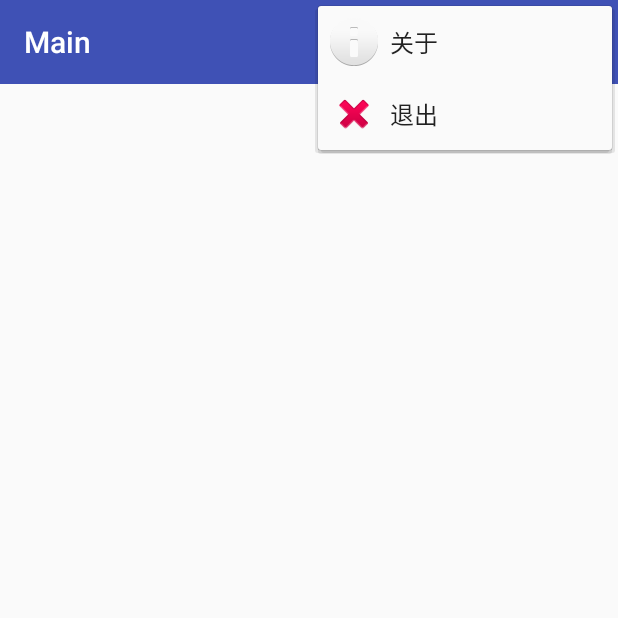
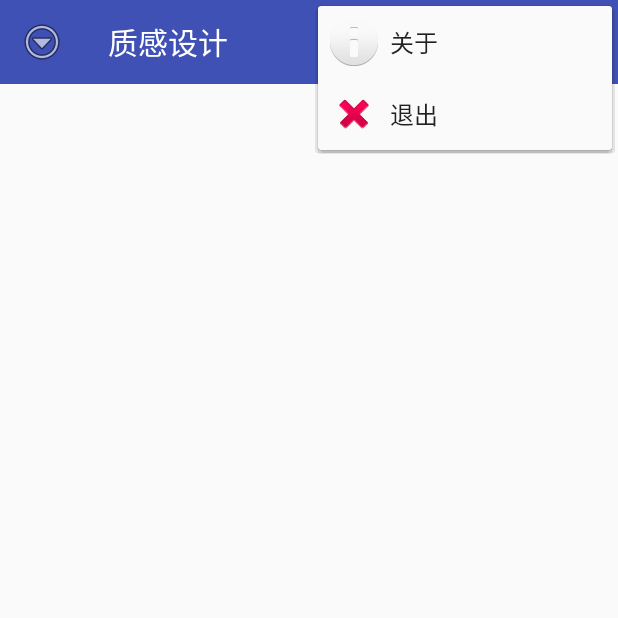
Before and after one commit to yh1393369/MaterialDesignTest, an Android app: the screen it shows after launch (MainActivity), with the options menu open, on a phone screen of 412 x 824 dp, the top half of it. Run offline under Robolectric (Android 15) with nearby library versions, the phone set to English and light mode, and no system bars; our stand-ins replace CircleImageView.

Commit message:
DrawerLayout+NavigationView

```diff
--- a/app/build.gradle
+++ b/app/build.gradle
@@ -27,4 +27,6 @@ dependencies {
     compile 'com.android.support:appcompat-v7:24.2.1'
     compile 'com.android.support.constraint:constraint-layout:1.0.2'
     testCompile 'junit:junit:4.12'
+    compile 'de.hdodenhof:circleimageview:2.1.0'
+    compile 'com.android.support:design:24.2.1'
 }
--- a/app/src/main/AndroidManifest.xml
+++ b/app/src/main/AndroidManifest.xml
@@ -8,8 +8,7 @@
         android:label="@string/app_name"
         android:supportsRtl="true"
         android:theme="@style/AppTheme">
-        <activity android:name=".MainActivity"
-            android:label="Main">
+        <activity android:name=".MainActivity">
             <intent-filter>
                 <action android:name="android.intent.action.MAIN" />
 
--- a/app/src/main/java/com/rookie/www/materialdesigntest/MainActivity.java
+++ b/app/src/main/java/com/rookie/www/materialdesigntest/MainActivity.java
@@ -1,22 +1,60 @@
 package com.rookie.www.materialdesigntest;
 
 import android.os.Bundle;
+import android.support.annotation.NonNull;
+import android.support.design.widget.NavigationView;
+import android.support.v4.view.GravityCompat;
+import android.support.v4.widget.DrawerLayout;
+import android.support.v7.app.ActionBar;
 import android.support.v7.app.AppCompatActivity;
 import android.support.v7.widget.Toolbar;
 import android.view.Menu;
 import android.view.MenuItem;
+import android.view.View;
 import android.widget.Toast;
 
 import java.lang.reflect.Method;
 
+import de.hdodenhof.circleimageview.CircleImageView;
+
 public class MainActivity extends AppCompatActivity {
+
+
+    private Toolbar tbMain;
+    private DrawerLayout dlMain;
+    private NavigationView nvMain;
 
     @Override
     protected void onCreate(Bundle savedInstanceState) {
         super.onCreate(savedInstanceState);
         setContentView(R.layout.activity_main);
-        Toolbar tbMain = (Toolbar) findViewById(R.id.tbMain);
+        tbMain = (Toolbar) findViewById(R.id.tbMain);
         setSupportActionBar(tbMain);
+        dlMain = (DrawerLayout) findViewById(R.id.dlMain);
+        nvMain = (NavigationView) findViewById(R.id.nvMain);
+        View headerView = nvMain.inflateHeaderView(R.layout.nav_header_main);
+        CircleImageView civNavHeaderMain = (CircleImageView) headerView.findViewById(R.id.civNavHeaderMain);
+        civNavHeaderMain.setOnClickListener(new View.OnClickListener() {
+            @Override
+            public void onClick(View v) {
+                Toast.makeText(MainActivity.this, "显示图片", Toast.LENGTH_SHORT).show();
+                dlMain.closeDrawers();
+            }
+        });
+        nvMain.setItemIconTintList(null);
+        nvMain.setNavigationItemSelectedListener(new NavigationView.OnNavigationItemSelectedListener() {
+            @Override
+            public boolean onNavigationItemSelected(@NonNull MenuItem item) {
+                Toast.makeText(MainActivity.this, "选择了"+item.getTitle(), Toast.LENGTH_SHORT).show();
+                dlMain.closeDrawers();
+                return false;
+            }
+        });
+        ActionBar actionBar = getSupportActionBar();
+        if(actionBar != null){
+            actionBar.setDisplayHomeAsUpEnabled(true);
+            actionBar.setHomeAsUpIndicator(android.R.drawable.ic_menu_more);
+        }
     }
 
     @Override
@@ -35,6 +73,9 @@ public class MainActivity extends AppCompatActivity {
             case R.id.menuItemExit :
                 finish();
                 break;
+            case android.R.id.home :
+                dlMain.openDrawer(GravityCompat.START, true);
+                break;
         }
         return true;
     }
--- a/app/src/main/res/layout/activity_main.xml
+++ b/app/src/main/res/layout/activity_main.xml
@@ -1,10 +1,15 @@
 <?xml version="1.0" encoding="utf-8"?>
-<FrameLayout xmlns:android="http://schemas.android.com/apk/res/android"
+<android.support.v4.widget.DrawerLayout xmlns:android="http://schemas.android.com/apk/res/android"
     xmlns:app="http://schemas.android.com/apk/res-auto"
     xmlns:tools="http://schemas.android.com/tools"
+    android:id="@+id/dlMain"
     android:layout_width="match_parent"
     android:layout_height="match_parent"
     tools:context="com.rookie.www.materialdesigntest.MainActivity">
+
+    <FrameLayout
+        android:layout_width="match_parent"
+        android:layout_height="match_parent">
 
         <android.support.v7.widget.Toolbar
             android:id="@+id/tbMain"
@@ -12,5 +17,13 @@
             android:layout_height="?attr/actionBarSize"
             android:background="?attr/colorPrimary"
             android:theme="@style/ThemeOverlay.AppCompat.Dark.ActionBar"
-        app:popupTheme="@style/ThemeOverlay.AppCompat.Light"/>
+            app:popupTheme="@style/ThemeOverlay.AppCompat.Light" />
     </FrameLayout>
+
+    <android.support.design.widget.NavigationView
+        android:id="@+id/nvMain"
+        android:layout_width="match_parent"
+        android:layout_height="match_parent"
+        android:layout_gravity="start"
+        app:menu="@menu/nav_main"/>
+</android.support.v4.widget.DrawerLayout>
--- /dev/null
+++ b/app/src/main/res/menu/nav_main.xml
@@ -0,0 +1,27 @@
+<?xml version="1.0" encoding="utf-8"?>
+<menu xmlns:android="http://schemas.android.com/apk/res/android">
+
+    <group android:checkableBehavior="single">
+
+        <item
+            android:id="@+id/navMainCall"
+            android:icon="@drawable/call"
+            android:title="电话"/>
+        <item
+            android:id="@+id/navMainFriend"
+            android:icon="@drawable/friend"
+            android:title="好友"/>
+        <item
+            android:id="@+id/navMainLocation"
+            android:icon="@drawable/location"
+            android:title="位置"/>
+        <item
+            android:id="@+id/navMainMail"
+            android:icon="@drawable/mail"
+            android:title="邮箱"/>
+        <item
+            android:id="@+id/navMainTask"
+            android:icon="@drawable/task"
+            android:title="任务"/>
+    </group>
+</menu>
--- a/app/src/main/res/values/strings.xml
+++ b/app/src/main/res/values/strings.xml
@@ -1,3 +1,3 @@
 <resources>
-    <string name="app_name">MaterialDesignTest</string>
+    <string name="app_name">质感设计</string>
 </resources>
```
Also changed, not shown: app/src/main/res/layout/nav_header_main.xml (added, +33 -0 lines), app/src/main/res/drawable-xxhdpi/call.png (added), app/src/main/res/drawable-xxhdpi/friend.png (added), app/src/main/res/drawable-xxhdpi/location.png (added), app/src/main/res/drawable-xxhdpi/mail.png (added), app/src/main/res/drawable-xxhdpi/portrait.png (added), app/src/main/res/drawable-xxhdpi/task.png (added). Lines whose indentation alone changed are shown as unchanged.
